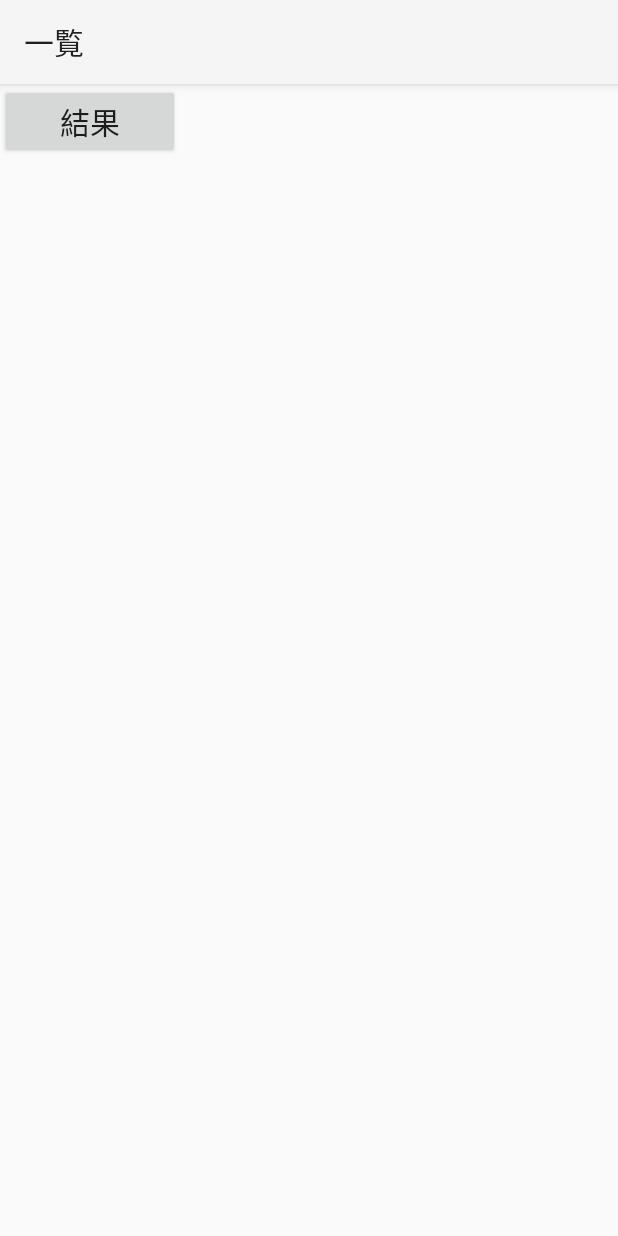
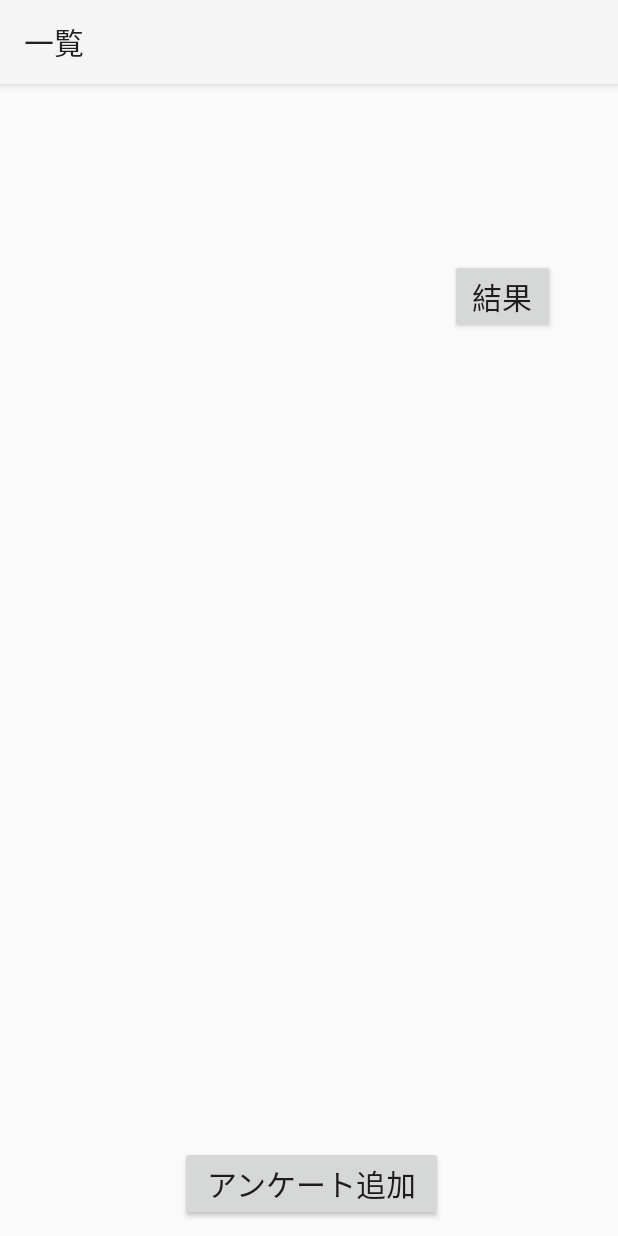
Before and after one commit to working-group/VotingApp, an Android app: the screen it shows after launch (ListActivity), on a phone screen of 412 x 824 dp. Run offline under Robolectric (Android 15) with nearby library versions, the phone set to English and light mode, and no system bars.

Commit message:
アンケート追加ボタン作成（空ページ）

```diff
--- a/app/src/main/AndroidManifest.xml
+++ b/app/src/main/AndroidManifest.xml
@@ -16,7 +16,8 @@
                 <category android:name="android.intent.category.LAUNCHER" />
             </intent-filter>
         </activity>
-        <activity android:name=".activity.ResultActivity"></activity>
+        <activity android:name=".activity.ResultActivity" />
+        <activity android:name=".activity.AddQuestionActivity" />
     </application>
 
 </manifest>
--- a/app/src/main/res/layout/activity_list.xml
+++ b/app/src/main/res/layout/activity_list.xml
@@ -4,19 +4,60 @@
     xmlns:tools="http://schemas.android.com/tools"
     android:layout_width="match_parent"
     android:layout_height="match_parent"
+    android:orientation="vertical"
     tools:context="com.working_group.votingapp.activity.ListActivity">
 
     <ListView
+        android:id="@+id/listView"
         android:layout_width="368dp"
-        android:layout_height="495dp" />
+        android:layout_height="400dp"
+        android:layout_marginBottom="8dp"
+        android:layout_marginLeft="8dp"
+        android:layout_marginRight="8dp"
+        android:layout_marginTop="8dp"
+        app:layout_constraintBottom_toBottomOf="parent"
+        app:layout_constraintLeft_toLeftOf="parent"
+        app:layout_constraintRight_toRightOf="parent"
+        app:layout_constraintTop_toTopOf="parent"
+        app:layout_constraintVertical_bias="0.27999997" />
 
     <Button
-        android:id="@+id/send_button"
-        android:layout_width="120dp"
+        android:id="@+id/result_button"
+        android:layout_width="70dp"
         android:layout_height="wrap_content"
         android:layout_margin="10dp"
+        android:layout_marginLeft="8dp"
+        android:layout_marginRight="8dp"
         android:gravity="center"
-        android:onClick="resultAct"
+        android:onClick="questionResult"
         android:text="@string/resultPage"
-        android:textSize="20sp" />
+        android:textSize="20sp"
+        app:layout_constraintLeft_toLeftOf="parent"
+        app:layout_constraintRight_toRightOf="parent"
+        app:layout_constraintBottom_toBottomOf="@+id/listView"
+        android:layout_marginBottom="8dp"
+        app:layout_constraintTop_toTopOf="@+id/listView"
+        android:layout_marginTop="8dp"
+        app:layout_constraintVertical_bias="0.0"
+        app:layout_constraintHorizontal_bias="0.9" />
+
+    <Button
+        android:id="@+id/addQuestion_button"
+        android:layout_width="175dp"
+        android:layout_height="wrap_content"
+        android:layout_margin="10dp"
+        android:layout_marginBottom="10dp"
+        android:layout_marginLeft="8dp"
+        android:layout_marginRight="10dp"
+        android:layout_marginTop="8dp"
+        android:gravity="center"
+        android:onClick="addQuestion"
+        android:text="@string/addQuestionPage"
+        android:textSize="20sp"
+        app:layout_constraintBottom_toBottomOf="parent"
+        app:layout_constraintHorizontal_bias="0.507"
+        app:layout_constraintLeft_toLeftOf="parent"
+        app:layout_constraintRight_toRightOf="parent"
+        app:layout_constraintVertical_bias="1.0"
+        app:layout_constraintTop_toTopOf="@+id/listView" />
 </android.support.constraint.ConstraintLayout>
--- a/app/src/main/res/values/strings.xml
+++ b/app/src/main/res/values/strings.xml
@@ -2,4 +2,5 @@
     <string name="app_name">VotingApp</string>
     <string name="resultPage">結果</string>
     <string name="return_listPage">一覧へ</string>
+    <string name="addQuestionPage">アンケート追加</string>
 </resources>
```
Also changed, not shown: app/src/main/java/com/working_group/votingapp/activity/AddQuestionActivity.java (added, +25 -0 lines), app/src/main/java/com/working_group/votingapp/activity/ListActivity.java (+11 -2 lines), app/src/main/res/layout/activity_add_question.xml (added, +16 -0 lines).
